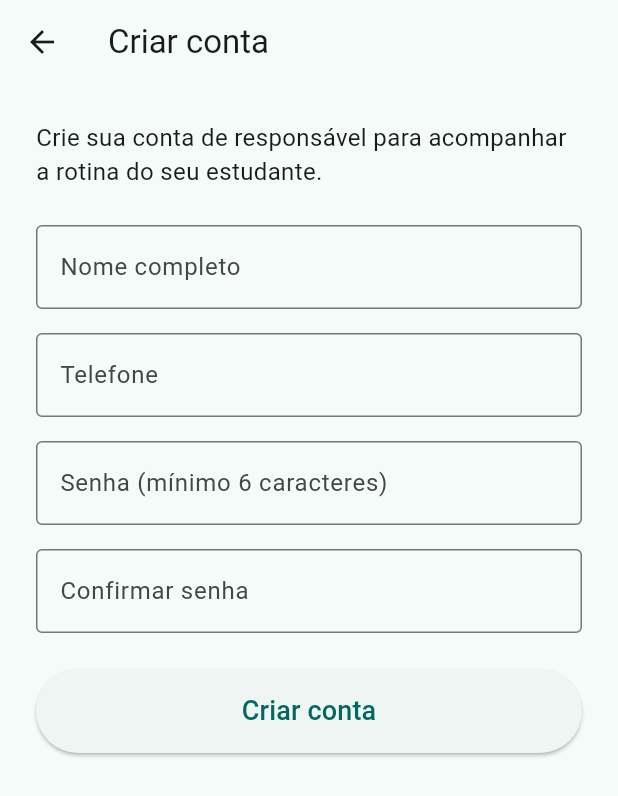
After one commit to Thiagogmr1/tea-rotina-app, a Flutter app: the screen it shows after launch, after a tap on "Não tem conta? Criar conta", on a phone screen of 412 x 824 dp. The commit adds this screen. Shown: the top 796 px of the screen. Run offline on Flutter 3.47's test engine with Material 3 defaults, Android fonts, the phone set to English and light mode, and no system bars; our stand-ins replace flutter_secure_storage.

Commit message:
feat: tela de cadastro de conta de responsável

```diff
--- /dev/null
+++ b/lib/screens/cadastro_screen.dart
@@ -0,0 +1,134 @@
+import 'package:flutter/material.dart';
+import '../services/usuario_service.dart';
+
+class CadastroScreen extends StatefulWidget {
+  const CadastroScreen({super.key});
+
+  @override
+  State<CadastroScreen> createState() => _CadastroScreenState();
+}
+
+class _CadastroScreenState extends State<CadastroScreen> {
+  final _nomeController = TextEditingController();
+  final _telefoneController = TextEditingController();
+  final _senhaController = TextEditingController();
+  final _confirmarSenhaController = TextEditingController();
+  final _usuarioService = UsuarioService();
+
+  bool _carregando = false;
+  String? _erro;
+
+  Future<void> _criarConta() async {
+    final nome = _nomeController.text.trim();
+    final telefone = _telefoneController.text.trim();
+    final senha = _senhaController.text.trim();
+    final confirmarSenha = _confirmarSenhaController.text.trim();
+
+    if (nome.isEmpty || telefone.isEmpty || senha.isEmpty) {
+      setState(() => _erro = 'Preencha todos os campos.');
+      return;
+    }
+
+    if (senha.length < 6) {
+      setState(() => _erro = 'A senha precisa ter pelo menos 6 caracteres.');
+      return;
+    }
+
+    if (senha != confirmarSenha) {
+      setState(() => _erro = 'As senhas não coincidem.');
+      return;
+    }
+
+    setState(() {
+      _carregando = true;
+      _erro = null;
+    });
+
+    final erro = await _usuarioService.criarConta(
+      nome: nome,
+      telefone: telefone,
+      senha: senha,
+    );
+
+    setState(() => _carregando = false);
+
+    if (erro == null && mounted) {
+      Navigator.of(context).pop(true); // avisa a tela de login que deu certo
+    } else {
+      setState(() => _erro = erro);
+    }
+  }
+
+  @override
+  Widget build(BuildContext context) {
+    return Scaffold(
+      appBar: AppBar(title: const Text('Criar conta')),
+      body: SingleChildScrollView(
+        padding: const EdgeInsets.all(24.0),
+        child: Column(
+          crossAxisAlignment: CrossAxisAlignment.stretch,
+          children: [
+            const Text(
+              'Crie sua conta de responsável para acompanhar a rotina do seu estudante.',
+              style: TextStyle(fontSize: 16),
+            ),
+            const SizedBox(height: 24),
+            TextField(
+              controller: _nomeController,
+              decoration: const InputDecoration(
+                labelText: 'Nome completo',
+                border: OutlineInputBorder(),
+              ),
+            ),
+            const SizedBox(height: 16),
+            TextField(
+              controller: _telefoneController,
+              keyboardType: TextInputType.phone,
+              decoration: const InputDecoration(
+                labelText: 'Telefone',
+                border: OutlineInputBorder(),
+              ),
+            ),
+            const SizedBox(height: 16),
+            TextField(
+              controller: _senhaController,
+              obscureText: true,
+              decoration: const InputDecoration(
+                labelText: 'Senha (mínimo 6 caracteres)',
+                border: OutlineInputBorder(),
+              ),
+            ),
+            const SizedBox(height: 16),
+            TextField(
+              controller: _confirmarSenhaController,
+              obscureText: true,
+              decoration: const InputDecoration(
+                labelText: 'Confirmar senha',
+                border: OutlineInputBorder(),
+              ),
+            ),
+            const SizedBox(height: 24),
+            if (_erro != null)
+              Padding(
+                padding: const EdgeInsets.only(bottom: 16),
+                child: Text(
+                  _erro!,
+                  style: const TextStyle(color: Colors.red),
+                  textAlign: TextAlign.center,
+                ),
+              ),
+            SizedBox(
+              height: 56,
+              child: ElevatedButton(
+                onPressed: _carregando ? null : _criarConta,
+                child: _carregando
+                    ? const CircularProgressIndicator(color: Colors.white)
+                    : const Text('Criar conta', style: TextStyle(fontSize: 18)),
+              ),
+            ),
+          ],
+        ),
+      ),
+    );
+  }
+}
--- a/lib/screens/login_screen.dart
+++ b/lib/screens/login_screen.dart
@@ -1,6 +1,7 @@
 import 'package:flutter/material.dart';
 import '../services/auth_service.dart';
 import 'home_screen.dart';
+import 'cadastro_screen.dart';
 
 class LoginScreen extends StatefulWidget {
   const LoginScreen({super.key});
@@ -47,11 +48,18 @@ class _LoginScreenState extends State<LoginScreen> {
           child: Column(
             mainAxisAlignment: MainAxisAlignment.center,
             children: [
-              const Icon(Icons.checklist_rtl, size: 80, color: Colors.teal),
+              const Icon(
+                Icons.checklist_rtl,
+                size: 80,
+                color: Colors.teal,
+              ),
               const SizedBox(height: 16),
               const Text(
                 'Rotina TEA',
-                style: TextStyle(fontSize: 28, fontWeight: FontWeight.bold),
+                style: TextStyle(
+                  fontSize: 28,
+                  fontWeight: FontWeight.bold,
+                ),
               ),
               const SizedBox(height: 40),
               TextField(
@@ -75,7 +83,10 @@ class _LoginScreenState extends State<LoginScreen> {
               if (_erro != null)
                 Padding(
                   padding: const EdgeInsets.only(bottom: 16),
-                  child: Text(_erro!, style: const TextStyle(color: Colors.red)),
+                  child: Text(
+                    _erro!,
+                    style: const TextStyle(color: Colors.red),
+                  ),
                 ),
               SizedBox(
                 width: double.infinity,
@@ -83,9 +94,30 @@ class _LoginScreenState extends State<LoginScreen> {
                 child: ElevatedButton(
                   onPressed: _carregando ? null : _fazerLogin,
                   child: _carregando
-                      ? const CircularProgressIndicator(color: Colors.white)
-                      : const Text('Entrar', style: TextStyle(fontSize: 18)),
+                      ? const CircularProgressIndicator(
+                          color: Colors.white,
+                        )
+                      : const Text(
+                          'Entrar',
+                          style: TextStyle(fontSize: 18),
+                        ),
                 ),
+              ),
+              TextButton(
+                onPressed: () async {
+                  final sucesso = await Navigator.of(context).push<bool>(
+                    MaterialPageRoute(builder: (_) => const CadastroScreen()),
+                  );
+                  if (sucesso == true && mounted) {
+                    await Future.delayed(const Duration(milliseconds: 300));
+                    if (mounted) {
+                      ScaffoldMessenger.of(context).showSnackBar(
+                        const SnackBar(content: Text('Conta criada! Faça login para continuar.')),
+                      );
+                    }
+                  }
+                },
+                child: const Text('Não tem conta? Criar conta'),
               ),
             ],
           ),
--- /dev/null
+++ b/lib/services/usuario_service.dart
@@ -0,0 +1,40 @@
+import 'dart:convert';
+import 'package:http/http.dart' as http;
+import '../config/api_config.dart';
+
+class UsuarioService {
+  /// Retorna null se deu certo. Se der erro, retorna a mensagem para mostrar ao usuário.
+  Future<String?> criarConta({
+    required String nome,
+    required String telefone,
+    required String senha,
+  }) async {
+    final url = Uri.parse('${ApiConfig.baseUrl}/usuarios');
+
+    final resposta = await http.post(
+      url,
+      headers: {'Content-Type': 'application/json'},
+      body: jsonEncode({
+        'nome': nome,
+        'papel': 'responsavel', // cadastro pelo app é sempre de responsável
+        'telefone': telefone,
+        'senha': senha,
+      }),
+    );
+
+    if (resposta.statusCode == 201) {
+      return null;
+    }
+
+    try {
+      final corpo = jsonDecode(utf8.decode(resposta.bodyBytes));
+      final detalhe = corpo['detail'];
+      if (detalhe is String && detalhe.toLowerCase().contains('unique')) {
+        return 'Esse telefone já está cadastrado.';
+      }
+      return detalhe?.toString() ?? 'Erro ao criar conta.';
+    } catch (_) {
+      return 'Erro ao criar conta.';
+    }
+  }
+}
```
